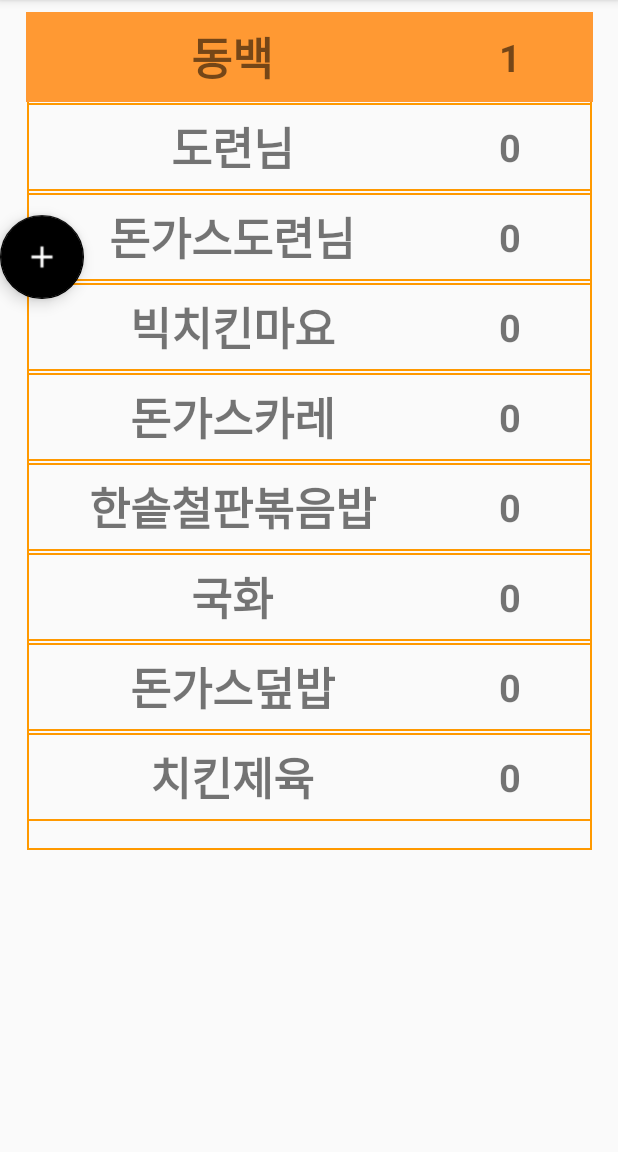
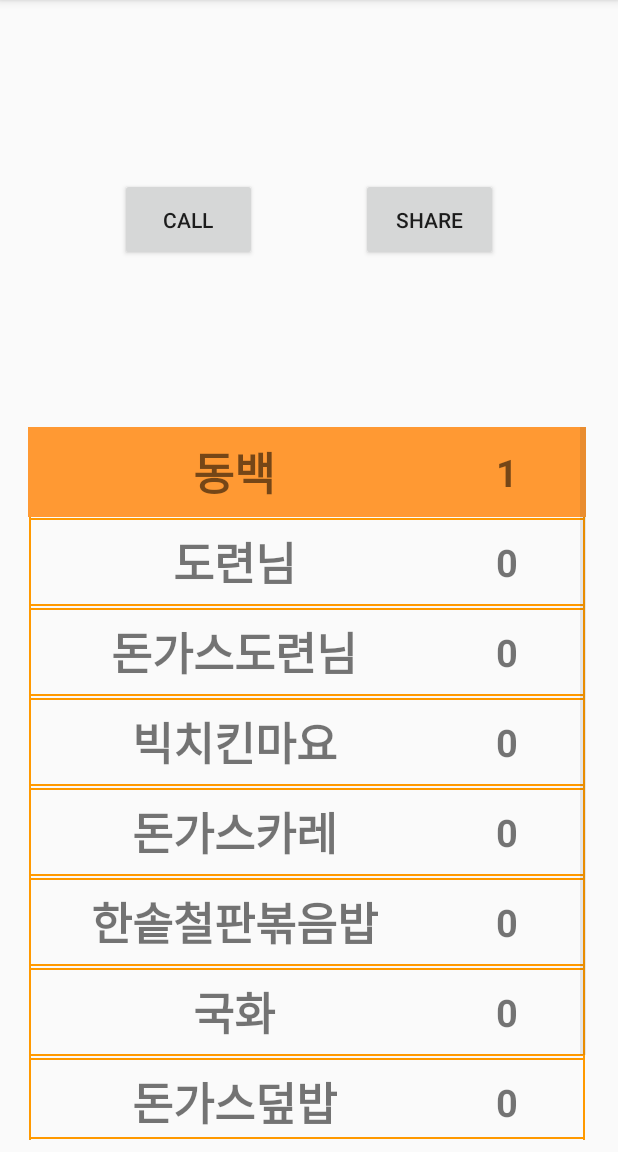
Before and after one commit to losnah/BCSD-Collabo, an Android app: the MenuListActivity screen opened directly, with no data from a screen before it, after a tap on "동백", on a phone screen of 412 x 824 dp, the part 84-1236 px from its top. Run offline under Robolectric (Android 15) with nearby library versions, the phone set to English and light mode, and no system bars; 3 statements that could not run were skipped.

Commit message:
delete floating button, create new buttons

```diff
--- a/app/src/main/java/com/onsemiro/hanpinetree/koreatechrandomfood/MenuListActivity.java
+++ b/app/src/main/java/com/onsemiro/hanpinetree/koreatechrandomfood/MenuListActivity.java
@@ -15,9 +15,9 @@ import java.util.ArrayList;
 // 상점 리스트 출력 -> 각 상점의 전체 메뉴 출력 및 선택 가능
 //        선택한 메뉴들을 하나로 모아서 메신저 어플리케이션(카카오톡)으로 공유 가능 ( 공유 할 때 마지막 문장으로 주문자의 계좌 추가 )
 
-public class MenuListActivity extends AppCompatActivity implements View.OnClickListener{
+public class MenuListActivity extends AppCompatActivity implements View.OnClickListener, RecyclerViewItemSelect{
     private RecyclerView mRecyclerView;
-    private RecyclerView.Adapter mAdapter;
+    private MenulistAdapter mAdapter;
     private RecyclerView.LayoutManager mLayoutManager;
 
     // floating button
@@ -48,6 +48,7 @@ public class MenuListActivity extends AppCompatActivity implements View.OnClickL
 
         mAdapter = new MenulistAdapter(hansot, this);
         mRecyclerView.setAdapter(mAdapter);
+        mAdapter.setOnRecyclerViewItemSelected(this);
     }
 
     private void initView() {
@@ -58,9 +59,9 @@ public class MenuListActivity extends AppCompatActivity implements View.OnClickL
         mFloatingOpen = AnimationUtils.loadAnimation(getApplicationContext(), R.anim.floating_open);
         mFloatingClose = AnimationUtils.loadAnimation(getApplicationContext(), R.anim.floation_close);
 
-        mBaseButton = (FloatingActionButton)findViewById(R.id.menulist_floating_base);
-        mCallButton = (FloatingActionButton)findViewById(R.id.menulist_floating_call);
-        mShareButton = (FloatingActionButton)findViewById(R.id.menulist_floating_share);
+//        mBaseButton = (FloatingActionButton)findViewById(R.id.menulist_floating_base);
+//        mCallButton = (FloatingActionButton)findViewById(R.id.menulist_floating_call);
+//        mShareButton = (FloatingActionButton)findViewById(R.id.menulist_floating_share);
 
         mBaseButton.setOnClickListener(this);
         mCallButton.setOnClickListener(this);
@@ -70,22 +71,23 @@ public class MenuListActivity extends AppCompatActivity implements View.OnClickL
     @Override
     public void onClick(View v) {
         switch(v.getId()) {
-            case R.id.menulist_floating_base:
-                anim();
-                Toast.makeText(this, "Floating Action Button", Toast.LENGTH_SHORT).show();
-                break;
-            case R.id.menulist_floating_call:
-                anim();
-                Toast.makeText(this, "Call", Toast.LENGTH_SHORT).show();
-                break;
-            case R.id.menulist_floating_share:
-                anim();
-                Toast.makeText(this, "Share", Toast.LENGTH_SHORT).show();
-                break;
+//            case R.id.menulist_floating_base:
+//                anim();
+//                Toast.makeText(this, "Floating Action Button", Toast.LENGTH_SHORT).show();
+//                break;
+//            case R.id.menulist_floating_call:
+//                anim();
+//                Toast.makeText(this, "Call", Toast.LENGTH_SHORT).show();
+//                break;
+//            case R.id.menulist_floating_share:
+//                anim();
+//                Toast.makeText(this, "Share", Toast.LENGTH_SHORT).show();
+//                break;    // floating button
+
         }
     }
 
-    private void anim() {
+    private void anim() { // floating button animation method
         if(isFloatingOpen){
             mCallButton.startAnimation(mFloatingClose);
             mShareButton.startAnimation(mFloatingClose);
@@ -101,4 +103,9 @@ public class MenuListActivity extends AppCompatActivity implements View.OnClickL
             isFloatingOpen = true;
         }
     }
+
+    @Override
+    public void onClickedItem(String itemName, int count) {
+        Toast.makeText(this, "아이템 : "+itemName+"클릭 횟수 : "+count, Toast.LENGTH_SHORT).show();
+    }
 }
--- a/app/src/main/java/com/onsemiro/hanpinetree/koreatechrandomfood/MenulistAdapter.java
+++ b/app/src/main/java/com/onsemiro/hanpinetree/koreatechrandomfood/MenulistAdapter.java
@@ -12,40 +12,43 @@ import android.widget.TextView;
 
 import java.util.ArrayList;
 
-import butterknife.BindView;
-
 public class MenulistAdapter extends RecyclerView.Adapter<MenulistAdapter.ViewHolder> {
     private ArrayList<String> mMenuData = null;
     private Context mContext;
     private ArrayList<String> mSelectedMenu = null;
+    private RecyclerViewItemSelect mRecyclerViewItemSelect;
 
-    MenulistAdapter(ArrayList<String> menulist, Context context){
+    MenulistAdapter(ArrayList<String> menulist, Context context) {
+        mSelectedMenu = new ArrayList<>();
         mMenuData = menulist;
         mContext = context;
     }
-    public class ViewHolder extends RecyclerView.ViewHolder implements View.OnClickListener{
-        ConstraintLayout mItem;
+
+    public void setOnRecyclerViewItemSelected(RecyclerViewItemSelect recyclerViewItemSelected) {
+        this.mRecyclerViewItemSelect = recyclerViewItemSelected;
+    }
+
+    public class ViewHolder extends RecyclerView.ViewHolder implements View.OnClickListener {
+        ConstraintLayout mItemConstraintLayout;
         TextView mMenuTextView;
         TextView mMenuCountView;
 
         public ViewHolder(View itemView) {
             super(itemView);
-            mItem = itemView.findViewById(R.id.menulist_item);
+            mItemConstraintLayout = itemView.findViewById(R.id.menulist_item);
             mMenuTextView = itemView.findViewById(R.id.menu_textview);
             mMenuCountView = itemView.findViewById(R.id.menu_count_textview);
             mMenuTextView.setOnClickListener(this);
+            mItemConstraintLayout.setOnClickListener(this);
         }
 
         @Override
         public void onClick(View v) {
-            switch(v.getId()){
-                case R.id.menu_textview :
                     isSelected();
-            }
         }
 
-        void isSelected(){
-            mItem.setBackgroundColor(Color.rgb(255,153,51));
+        void isSelected() {
+            mItemConstraintLayout.setBackgroundColor(Color.rgb(255, 153, 51));
             String menuName = mMenuTextView.getText().toString();
             mSelectedMenu.add(menuName);
             String menuSelectNumber = mMenuCountView.getText().toString();
@@ -53,13 +56,15 @@ public class MenulistAdapter extends RecyclerView.Adapter<MenulistAdapter.ViewHo
             count++;
             menuSelectNumber = Integer.toString(count);
             mMenuCountView.setText(menuSelectNumber);
+            if (mRecyclerViewItemSelect != null)
+                mRecyclerViewItemSelect.onClickedItem(menuName, count);
         }
     }
 
     @Override
     public MenulistAdapter.ViewHolder onCreateViewHolder(@NonNull ViewGroup viewGroup, int i) {
         Context context = viewGroup.getContext();
-        LayoutInflater inflater = (LayoutInflater)context.getSystemService(Context.LAYOUT_INFLATER_SERVICE);
+        LayoutInflater inflater = (LayoutInflater) context.getSystemService(Context.LAYOUT_INFLATER_SERVICE);
 
         View view = inflater.inflate(R.layout.menulist_recyclerview_item, viewGroup, false);
         MenulistAdapter.ViewHolder vh = new MenulistAdapter.ViewHolder(view);
--- /dev/null
+++ b/app/src/main/java/com/onsemiro/hanpinetree/koreatechrandomfood/RecyclerViewItemSelect.java
@@ -0,0 +1,5 @@
+package com.onsemiro.hanpinetree.koreatechrandomfood;
+
+public interface RecyclerViewItemSelect {
+    void onClickedItem(String itemName, int count);
+}
--- a/app/src/main/res/layout/activity_menulist.xml
+++ b/app/src/main/res/layout/activity_menulist.xml
@@ -6,62 +6,113 @@
     android:layout_width="match_parent"
     android:layout_height="match_parent">
 
-    <android.support.v7.widget.RecyclerView
-        android:id="@+id/recyclerview_menulist"
-        android:layout_width="378dp"
-        android:layout_height="559dp"
+    <Button
+        android:id="@+id/menulist_sharing_button"
+        android:layout_width="91dp"
+        android:layout_height="55dp"
         android:layout_marginStart="8dp"
         android:layout_marginLeft="8dp"
         android:layout_marginTop="8dp"
+        android:layout_marginEnd="80dp"
+        android:layout_marginRight="80dp"
+        android:layout_marginBottom="8dp"
+        android:text="SHARE"
+        app:layout_constraintBottom_toTopOf="@+id/recyclerview_menulist"
+        app:layout_constraintEnd_toEndOf="parent"
+        app:layout_constraintHorizontal_bias="1.0"
+        app:layout_constraintStart_toEndOf="@+id/menulist_call_button"
+        app:layout_constraintTop_toTopOf="parent"
+        app:layout_constraintVertical_bias="0.52" />
+
+    <Button
+        android:id="@+id/menulist_call_button"
+        android:layout_width="91dp"
+        android:layout_height="55dp"
+        android:layout_marginStart="80dp"
+        android:layout_marginLeft="80dp"
+        android:layout_marginTop="8dp"
+        android:layout_marginBottom="8dp"
+        android:text="CALL"
+        app:layout_constraintBottom_toTopOf="@+id/recyclerview_menulist"
+        app:layout_constraintStart_toStartOf="parent"
+        app:layout_constraintTop_toTopOf="parent"
+        app:layout_constraintVertical_bias="0.52" />
+
+    <android.support.v7.widget.RecyclerView
+        android:id="@+id/recyclerview_menulist"
+        android:layout_width="372dp"
+        android:layout_height="475dp"
+        android:layout_marginStart="8dp"
+        android:layout_marginLeft="8dp"
         android:layout_marginEnd="8dp"
         android:layout_marginRight="8dp"
+        android:layout_marginBottom="8dp"
         android:background="@drawable/all_edge_orange"
         android:scrollbars="vertical"
+        app:layout_constraintBottom_toBottomOf="parent"
         app:layout_constraintEnd_toEndOf="parent"
-        app:layout_constraintStart_toStartOf="parent"
-        app:layout_constraintTop_toTopOf="parent" />
+        app:layout_constraintHorizontal_bias="0.444"
+        app:layout_constraintStart_toStartOf="parent" />
 
-    <android.support.design.widget.FloatingActionButton
-        android:id="@+id/menulist_floating_share"
-        android:layout_width="wrap_content"
-        android:layout_height="wrap_content"
-        android:layout_gravity="bottom|end"
-        android:layout_marginEnd="8dp"
-        android:layout_marginRight="8dp"
-        android:src="@drawable/share_img"
-        android:visibility="invisible"
-        app:backgroundTint="#0000ff"
-        app:elevation="6dp"
-        app:layout_constraintEnd_toEndOf="parent"
-        app:pressedTranslationZ="12dp"
-        tools:layout_editor_absoluteY="386dp" />
+    <!-- Floating Button -->
+    <!--<android.support.design.widget.FloatingActionButton-->
+        <!--android:id="@+id/menulist_floating_share"-->
+        <!--android:layout_width="wrap_content"-->
+        <!--android:layout_height="wrap_content"-->
+        <!--android:layout_gravity="bottom|end"-->
+        <!--android:layout_marginStart="8dp"-->
+        <!--android:layout_marginLeft="8dp"-->
+        <!--android:layout_marginTop="352dp"-->
+        <!--android:layout_marginEnd="12dp"-->
+        <!--android:layout_marginRight="12dp"-->
+        <!--android:src="@drawable/share_img"-->
+        <!--android:visibility="invisible"-->
+        <!--app:backgroundTint="@color/koreatech_maincolor"-->
+        <!--app:elevation="6dp"-->
+        <!--app:layout_constraintEnd_toEndOf="parent"-->
+        <!--app:layout_constraintHorizontal_bias="0.976"-->
+        <!--app:layout_constraintStart_toStartOf="parent"-->
+        <!--app:layout_constraintTop_toTopOf="@+id/recyclerview_menulist"-->
+        <!--app:pressedTranslationZ="12dp" />-->
 
-    <android.support.design.widget.FloatingActionButton
-        android:id="@+id/menulist_floating_call"
-        android:layout_width="wrap_content"
-        android:layout_height="wrap_content"
-        android:layout_gravity="bottom|end"
-        android:layout_marginTop="16dp"
-        android:layout_marginEnd="8dp"
-        android:layout_marginRight="8dp"
-        android:src="@drawable/call_img"
-        android:visibility="invisible"
-        app:backgroundTint="#0000ff"
-        app:elevation="6dp"
-        app:layout_constraintEnd_toEndOf="parent"
-        app:layout_constraintTop_toBottomOf="@+id/menulist_floating_share"
-        app:pressedTranslationZ="12dp" />
+    <!--<android.support.design.widget.FloatingActionButton-->
+        <!--android:id="@+id/menulist_floating_call"-->
+        <!--android:layout_width="wrap_content"-->
+        <!--android:layout_height="wrap_content"-->
+        <!--android:layout_gravity="bottom|end"-->
+        <!--android:layout_marginStart="8dp"-->
+        <!--android:layout_marginLeft="8dp"-->
+        <!--android:layout_marginTop="16dp"-->
+        <!--android:layout_marginEnd="12dp"-->
+        <!--android:layout_marginRight="12dp"-->
+        <!--android:src="@drawable/call_img"-->
+        <!--android:visibility="invisible"-->
+        <!--app:backgroundTint="@color/koreatech_maincolor"-->
+        <!--app:elevation="6dp"-->
+        <!--app:layout_constraintEnd_toEndOf="parent"-->
+        <!--app:layout_constraintHorizontal_bias="0.976"-->
+        <!--app:layout_constraintStart_toStartOf="parent"-->
+        <!--app:layout_constraintTop_toBottomOf="@+id/menulist_floating_share"-->
+        <!--app:pressedTranslationZ="12dp" />-->
 
-    <android.support.design.widget.FloatingActionButton
-        android:id="@+id/menulist_floating_base"
-        android:layout_width="wrap_content"
-        android:layout_height="wrap_content"
-        android:layout_gravity="bottom|end"
-        android:layout_margin="15sp"
-        android:layout_marginTop="16dp"
-        android:src="@drawable/add_img"
-        app:backgroundTint="#000000"
-        app:layout_constraintTop_toBottomOf="@+id/menulist_floating_call"
-        tools:layout_editor_absoluteX="347dp" />
+    <!--<android.support.design.widget.FloatingActionButton-->
+        <!--android:id="@+id/menulist_floating_base"-->
+        <!--android:layout_width="wrap_content"-->
+        <!--android:layout_height="wrap_content"-->
+        <!--android:layout_margin="15sp"-->
+        <!--android:layout_marginStart="8dp"-->
+        <!--android:layout_marginLeft="8dp"-->
+        <!--android:layout_marginTop="8dp"-->
+        <!--android:layout_marginEnd="8dp"-->
+        <!--android:layout_marginRight="8dp"-->
+        <!--android:layout_marginBottom="8dp"-->
+        <!--android:src="@drawable/add_img"-->
+        <!--app:backgroundTint="@color/koreatech_maincolor"-->
+        <!--app:layout_constraintBottom_toBottomOf="parent"-->
+        <!--app:layout_constraintEnd_toEndOf="parent"-->
+        <!--app:layout_constraintHorizontal_bias="0.982"-->
+        <!--app:layout_constraintStart_toStartOf="parent"-->
+        <!--app:layout_constraintTop_toBottomOf="@+id/menulist_floating_call"-->
+        <!--app:layout_constraintVertical_bias="0.212" />-->
 
 </android.support.constraint.ConstraintLayout>
```
